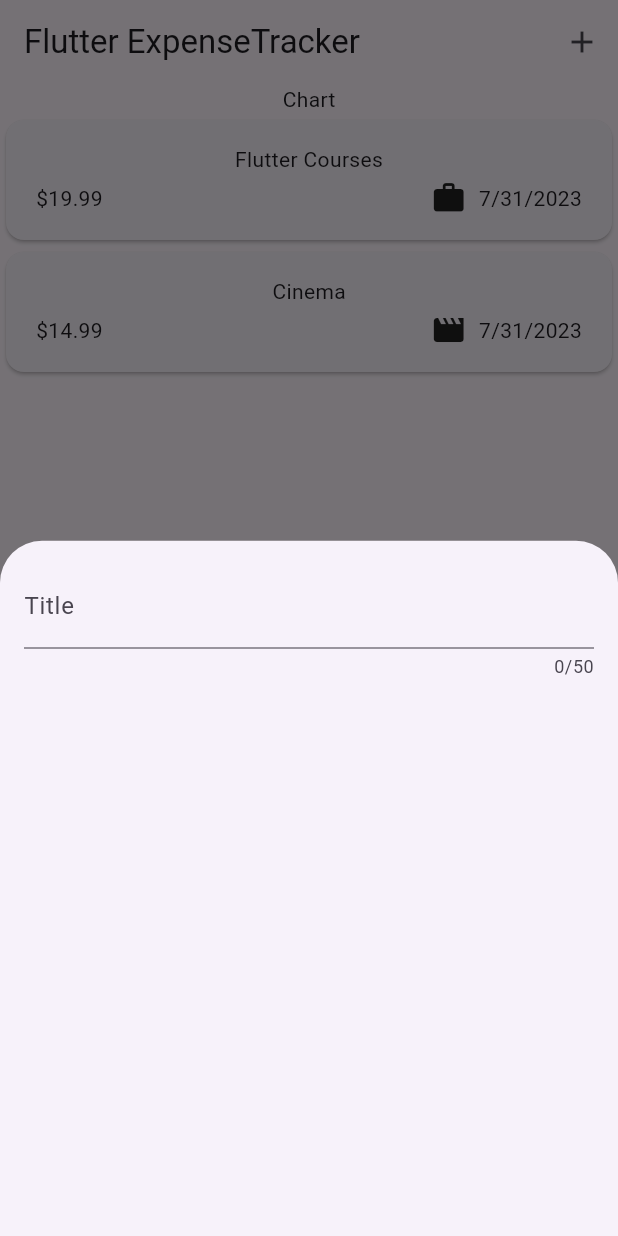
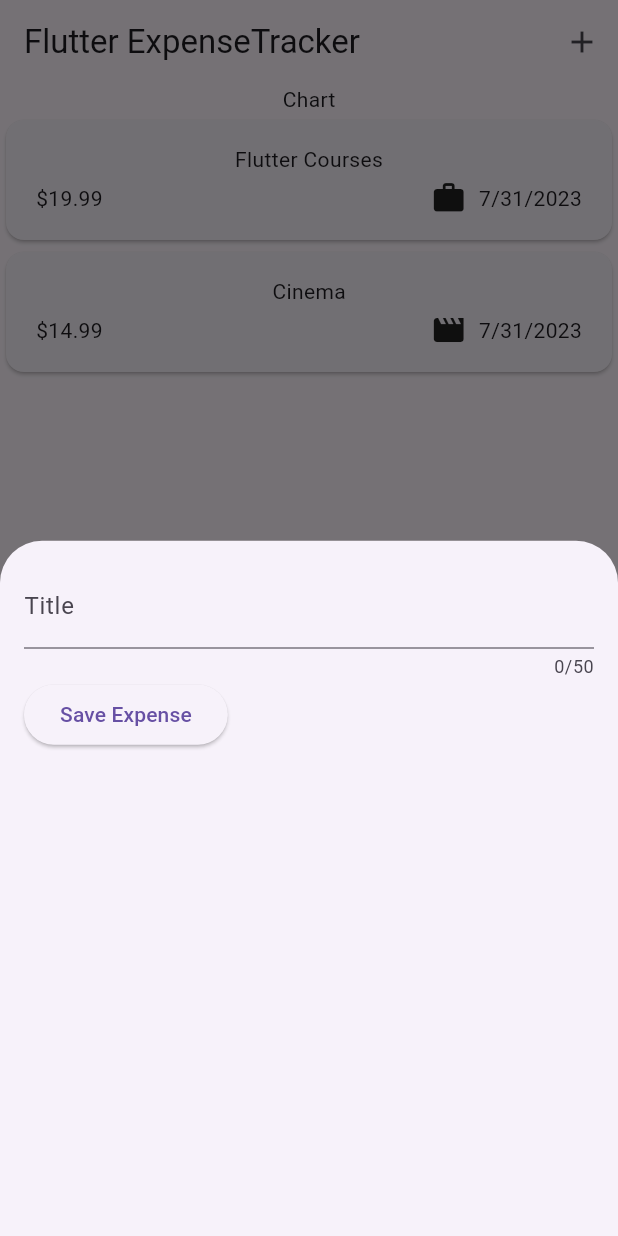
Before and after one commit to ElbertNatan/Flutter-expenses-app, a Flutter app: the screen it shows after launch, after a tap on the "add" icon, on a phone screen of 412 x 824 dp. Run offline on Flutter 3.47's test engine with Material 2 defaults, Android fonts, the phone set to English and light mode, and no system bars.

Commit message:
- melhorando modal

```diff
--- a/flutter_expenses_app/lib/widgets/new_expense.dart
+++ b/flutter_expenses_app/lib/widgets/new_expense.dart
@@ -10,17 +10,30 @@ class NewExpense extends StatefulWidget {
 }
 
 class _NewExpenseState extends State<NewExpense> {
+  var _enteredTitle = '';
+
+  void _saveTitleInput(String inputValue) {
+    _enteredTitle = inputValue;
+  }
+
   @override
   Widget build(BuildContext context) {
-    return const Padding(
-      padding: EdgeInsets.all(16),
+    return Padding(
+      padding: const EdgeInsets.all(16),
       child: Column(
         children: [
           TextField(
+            onChanged: _saveTitleInput,
             maxLength: 50,
-            decoration: InputDecoration(
+            decoration: const InputDecoration(
               label: Text('Title'),
             ),
+          ),
+          Row(
+            children: [
+              ElevatedButton(
+                  onPressed: () {print(_enteredTitle);}, child: const Text('Save Expense')),
+            ],
           ),
         ],
       ),
```
